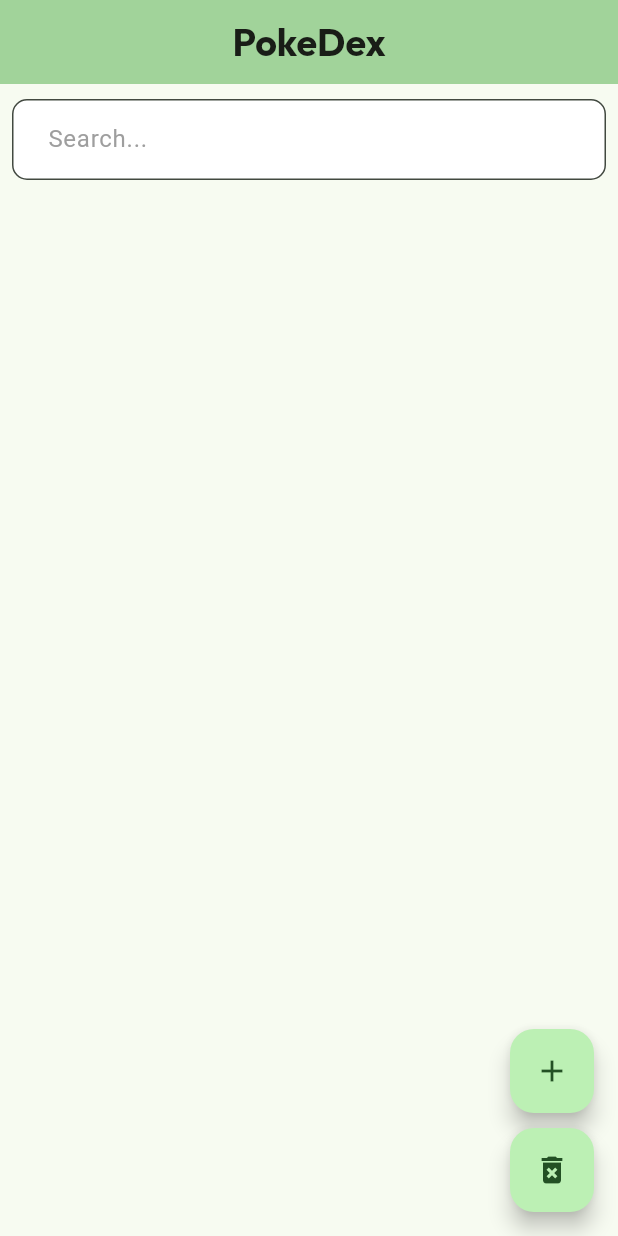
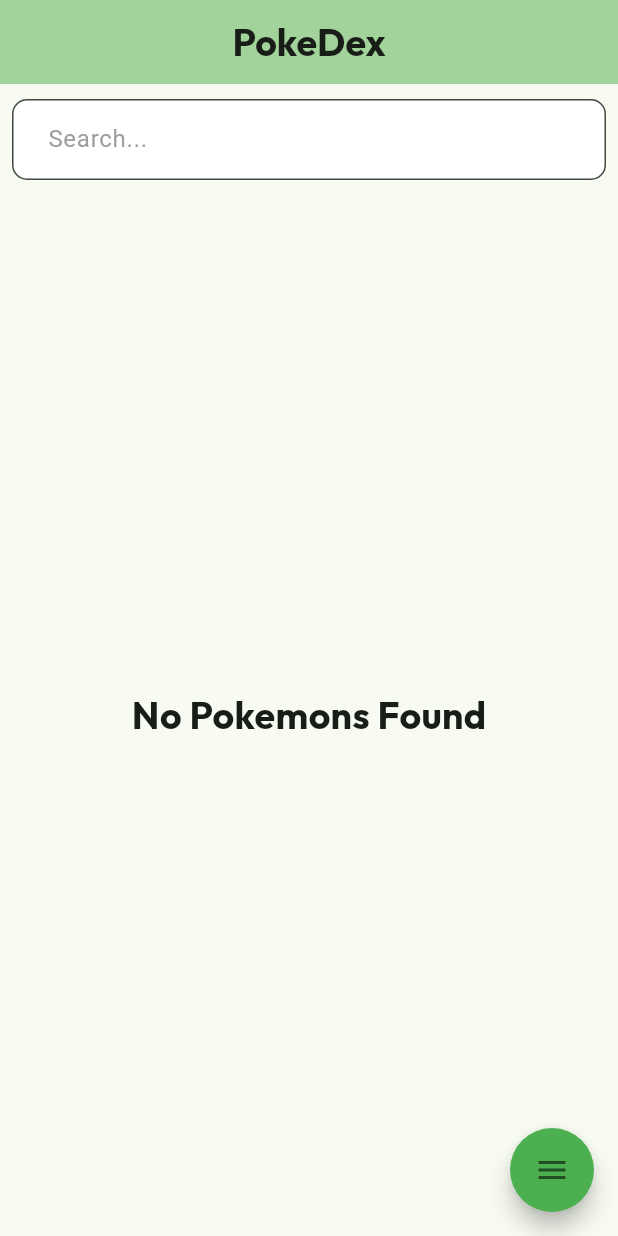
Before and after one commit to sssi-GerardLigot/PokeDex, a Flutter app: the screen it shows after launch, on a phone screen of 412 x 824 dp. Run offline on Flutter 3.47's test engine with Material 3 defaults, Android fonts, the phone set to English and light mode, and no system bars; drawn by our look-alikes of flutter_speed_dial; our stand-ins replace bloc, equatable, flutter_bloc, sqflite; accounts and stored records are empty; project files that could hold a hidden picture were left out.

Commit message:
updated to textformfields

```diff
--- a/lib/components/my_textfield.dart
+++ b/lib/components/my_textfield.dart
@@ -21,7 +21,7 @@ class MyTextField extends StatelessWidget {
 
   @override
   Widget build(BuildContext context) {
-    return TextField(
+    return TextFormField(
       controller: controller,
       onChanged: onChanged,
       decoration: InputDecoration(
@@ -35,7 +35,6 @@ class MyTextField extends StatelessWidget {
         ),
         focusedBorder: OutlineInputBorder(
           borderRadius: BorderRadius.circular(10),
-
         ),
         fillColor: Colors.white,
         filled: true,
--- a/lib/main.dart
+++ b/lib/main.dart
@@ -17,7 +17,7 @@ class MyApp extends StatelessWidget {
   Widget build(BuildContext context) {
     return MultiBlocProvider(
       providers: [
-        BlocProvider<HomeBloc>(create: (context) => HomeBloc(SQLHelper())..add(FetchPokemonData(context))), // Initialize HomeBloc
+        BlocProvider<HomeBloc>(create: (context) => HomeBloc(SQLHelper())..add(FetchPokemonEvent())), // Initialize HomeBloc
         BlocProvider<PokemonFormBloc>(create: (context) => PokemonFormBloc(SQLHelper())),
       ],
       child: MaterialApp(
--- a/lib/pages/homepage/home_page.dart
+++ b/lib/pages/homepage/home_page.dart
@@ -10,12 +10,12 @@ import 'package:pokedex/pages/homepage/homepage_state.dart';
 import 'package:pokedex/pages/pokemonForm/pokemonForm.dart';
 import 'package:pokedex/pages/pokemonForm/pokemonform_bloc.dart';
 import 'package:pokedex/services/database_helper.dart';
+import 'package:flutter_speed_dial/flutter_speed_dial.dart';
 
 class HomePage extends StatefulWidget {
   const HomePage({super.key});
   @override
   State<HomePage> createState() => _HomePageState();
-
 }
 
 class _HomePageState extends State<HomePage> {
@@ -24,15 +24,13 @@ class _HomePageState extends State<HomePage> {
   void initState() {
     super.initState();
     _homeBloc = HomeBloc(SQLHelper());
-    _homeBloc.add(FetchPokemonData(context));
+    _homeBloc.add(FetchPokemonEvent());
   }
-
   @override
   void dispose() {
     _homeBloc.close();
     super.dispose();
   }
-
   TextEditingController searchController = TextEditingController();
 
   @override
@@ -52,33 +50,40 @@ class _HomePageState extends State<HomePage> {
         mainAxisAlignment: MainAxisAlignment.center,
         crossAxisAlignment: CrossAxisAlignment.start,
         children: [
-              SizedBox(height: 10,),
+          const SizedBox(
+            height: 10,
+          ),
           Padding(
             padding: const EdgeInsets.symmetric(horizontal: 8),
             child: MyTextField(
               controller: searchController,
-                    height: 15, hintText: "Search...",
+              height: 15,
+              hintText: "Search...",
               onChanged: (value) {
-                    _homeBloc.add(PokemonSearch(value, context));
+                _homeBloc.add(FetchPokemonEvent(searchTerm: value));
               },
             ),
           ),
-              SizedBox(height: 10,),
+          const SizedBox(
+            height: 10,
+          ),
           Expanded(
             child: BlocListener<HomeBloc, HomeState>(
               listener: (context, state) {
                 if (state is PokemonDeleted || state is PokemonDataLoaded) {
-                  _homeBloc.add(FetchPokemonData(context));
+                  _homeBloc.add(FetchPokemonEvent());
                 }
               },
-                        child: BlocBuilder<HomeBloc, HomeState>(
+              child:
+              BlocBuilder<HomeBloc, HomeState>(
                   bloc: _homeBloc,
                   builder: (context, state) {
                     if (state is PokemonDataLoading) {
                       return const CircularProgressIndicator();
                     } else if (state is PokemonDataLoaded) {
                       print("BlocBuilder in HomePage is rebuilding");
-                      return ListView.builder(
+                      return state.pokemonData.isNotEmpty
+                          ? ListView.builder(
                               itemCount: state.pokemonData.length,
                               itemBuilder: (_, index) => Padding(
                                     padding: const EdgeInsets.all(5.0),
@@ -89,13 +94,27 @@ class _HomePageState extends State<HomePage> {
                                       description: state.pokemonData[index]
                                           ['description'],
                                       edit: () {
-                                    context.read<HomeBloc>().add(EditPokemon(state.pokemonData[index], context));
+                                        context.read<HomeBloc>().add(
+                                            EditPokemon(
+                                                state.pokemonData[index],
+                                                context));
                                       },
                                       delete: () {
-                                    context.read<HomeBloc>().add(DeletePokemon(
-                                        state.pokemonData[index]['name'], context));
+                                        context.read<HomeBloc>().add(
+                                            DeletePokemon(
+                                                state.pokemonData[index]
+                                                    ['name'],
+                                                context));
                                       },
                                     ),
+                                  ))
+                          : const Center(
+                              child: Text(
+                              'No Pokemons Found',
+                              style: TextStyle(
+                                  fontSize: 25,
+                                  fontFamily: "Outfit",
+                                  fontWeight: FontWeight.bold),
                             ));
                     } else if (state is PokemonSearchLoaded) {
                       return ListView.builder(
@@ -109,16 +128,17 @@ class _HomePageState extends State<HomePage> {
                                   description: state.filteredPokemons[index]
                                       ['description'],
                                   edit: () {
-                                context.read<HomeBloc>().add(EditPokemon(state.filteredPokemons[index], context));
+                                    _homeBloc.add(EditPokemon(
+                                        state.filteredPokemons[index],
+                                        context));
                                   },
                                   delete: () {
                                     context.read<HomeBloc>().add(DeletePokemon(
-                                    state.filteredPokemons[index]['name'], context));
+                                        state.filteredPokemons[index]['name'],
+                                        context));
                                   },
                                 ),
-                          )
-                      );
-
+                              ));
                     } else if (state is PokemonDataError) {
                       return Center(child: Text(state.message));
                     } else {
@@ -129,27 +149,31 @@ class _HomePageState extends State<HomePage> {
           ),
         ],
       )),
-      floatingActionButton: Column(
-        mainAxisAlignment: MainAxisAlignment.end,
+      floatingActionButton: SpeedDial(
+        animatedIcon: AnimatedIcons.menu_close, // Choose an animated icon
+        backgroundColor: Colors.green,
+        overlayColor: Colors.black,
+        overlayOpacity: 0.5,
         children: [
-          FloatingActionButton(
-            onPressed: () {
+          SpeedDialChild(
+            backgroundColor: Colors.lightGreen,
+            onTap: () {
               print("add button has been pressed");
               Navigator.push(
                 context,
                 MaterialPageRoute(
                   builder: (newContext) => BlocProvider.value(
                     value: _homeBloc,
-                    child: PokemonForm(addPokemon: true,),
+                    child: PokemonForm(addPokemon: true),
                   ),
                 ),
               );
             },
             child: const Icon(Icons.add),
           ),
-          const SizedBox(height: 10),
-          FloatingActionButton(
-            onPressed: () => _homeBloc.add(ClearDatabaseTable(context)),
+          SpeedDialChild(
+            backgroundColor: Colors.lightGreen,
+            onTap: () => _homeBloc.add(ClearDatabaseTable(context)),
             child: const Icon(Icons.delete_forever),
           ),
         ],
--- a/lib/pages/homepage/homepage_bloc.dart
+++ b/lib/pages/homepage/homepage_bloc.dart
@@ -12,29 +12,52 @@ import 'package:pokedex/services/database_helper.dart';
 class HomeBloc extends Bloc<HomeEvent, HomeState> {
   final SQLHelper _databaseHelper;
 
+
   HomeBloc(this._databaseHelper) : super(HomeInitial()) {
 
-    on<FetchPokemonData>((event, emit) async {
+    // on<FetchPokemonEvent>((event, emit) async {
+    //   emit(PokemonDataLoading());
+    //   try {
+    //
+    //     final pokemonData = await _databaseHelper.getPokemons();
+    //     emit(PokemonDataLoaded(pokemonData));
+    //     print("Pokemon Data fetched");
+    //   } catch (error) {
+    //     emit(PokemonDataError(error.toString()));
+    //   }
+    // });
+    //
+    // on<PokemonSearch>((event, emit) async {
+    //   emit(PokemonDataLoading());  // Indicate that a search is in progress
+    //   try {
+    //     final pokemonData = event.searchTerm.isEmpty
+    //         ? await _databaseHelper.getPokemons()
+    //         : await _databaseHelper.getPokemon(event.searchTerm);
+    //     emit(PokemonSearchLoaded(pokemonData));
+    //   } catch (error) {
+    //     emit(PokemonDataError(error.toString()));
+    //   }
+    // });
+
+    on<FetchPokemonEvent>((event, emit) async {
       emit(PokemonDataLoading());
       try {
-        final pokemonData = await _databaseHelper.getPokemons(event.context);
-        emit(PokemonDataLoaded(pokemonData));
+        final pokemonData = event.searchTerm.isEmpty
+            ? await _databaseHelper.getPokemons()
+            : await _databaseHelper.getPokemon(event.searchTerm);
+
+        // Emit appropriate state based on searchTerm
+        if (event.searchTerm.isEmpty) {
+          emit(PokemonDataLoaded(pokemonData));
+        } else {
+          emit(PokemonSearchLoaded(pokemonData));
+        }
+
       } catch (error) {
         emit(PokemonDataError(error.toString()));
       }
     });
 
-    on<PokemonSearch>((event, emit) async {
-      emit(PokemonDataLoading());
-      try {
-        final pokemonData = event.searchTerm.isEmpty
-            ? await _databaseHelper.getPokemons(event.context)
-            : await _databaseHelper.getPokemon(event.context, event.searchTerm);
-        emit(PokemonSearchLoaded(pokemonData));
-      } catch (error) {
-        emit(PokemonDataError(error.toString()));
-      }
-    });
     on<DeletePokemon> ( (event, emit) async {
       emit(PokemonDeleting());
       try {
@@ -62,9 +85,9 @@ class HomeBloc extends Bloc<HomeEvent, HomeState> {
           emit(PokemonDeletedCancelled());
           return;
         }
-        await _databaseHelper.deletePokemon(event.context, event.selectedMon);
+        await _databaseHelper.deletePokemon(event.selectedMon);
         emit(PokemonDeleted());
-        emit(PokemonDataLoaded(await _databaseHelper.getPokemons(event.context)));
+        emit(PokemonDataLoaded(await _databaseHelper.getPokemons()));
       } catch (error) {
         emit(PokemonDeleteError(error.toString()));
       }
@@ -80,7 +103,7 @@ class HomeBloc extends Bloc<HomeEvent, HomeState> {
             builder: (context) => PokemonForm(addPokemon: false,pokemonToEdit: event.pokemonToEdit),
           ),
         );
-        homeBloc.add(FetchPokemonData(event.context));
+        homeBloc.add(FetchPokemonEvent());
 
 
       } catch (error) {
@@ -91,9 +114,9 @@ class HomeBloc extends Bloc<HomeEvent, HomeState> {
     on<ClearDatabaseTable>((event, emit) async {
       emit(DatabaseTableClearing());
       try {
-        await _databaseHelper.clearTable(event.context);
+        await _databaseHelper.clearTable();
         emit(DatabaseTableCleared());
-        BlocProvider.of<HomeBloc>(event.context).add(FetchPokemonData(event.context));
+        BlocProvider.of<HomeBloc>(event.context).add(FetchPokemonEvent());
       } catch (error) {
         emit(DatabaseTableClearError(error.toString()));
       }
--- a/lib/pages/homepage/homepage_event.dart
+++ b/lib/pages/homepage/homepage_event.dart
@@ -8,17 +8,18 @@ abstract class HomeEvent extends Equatable {
   List<Object> get props => [];
 }
 
-class FetchPokemonData extends HomeEvent {
-  final BuildContext context;
-  const FetchPokemonData(this.context);
-  @override
-  List<Object> get props => [context];
-
-}
+// class FetchPokemonData extends HomeEvent {
+//   const FetchPokemonData();
+//   @override
+//   List<Object> get props => [];
+//
+// }
 
 class ClearDatabaseTable extends HomeEvent {
   final BuildContext context;
+
   const ClearDatabaseTable(this.context);
+
   @override
   List<Object> get props => [context];
 }
@@ -40,6 +41,14 @@ class EditPokemon extends HomeEvent {
 class PokemonSearch extends HomeEvent {
   final String searchTerm;
   final BuildContext context;
-
   PokemonSearch(this.searchTerm, this.context);
 }
+
+class FetchPokemonEvent extends HomeEvent {
+  final String searchTerm;
+
+  const FetchPokemonEvent({this.searchTerm = ''});
+
+  @override
+  List<Object> get props => [searchTerm];
+}
--- a/lib/pages/pokemonForm/pokemonform_event.dart
+++ b/lib/pages/pokemonForm/pokemonform_event.dart
@@ -9,19 +9,19 @@ abstract class PokemonFormEvent extends Equatable {
 class PokemonFormSubmitted extends PokemonFormEvent {
   final BuildContext context;
   final bool addPokemon;
-  final TextEditingController nameController;
-  final TextEditingController typeController;
-  final TextEditingController descriptionController;
+  final String name;
+  final String type;
+  final String description;
   final String? selectedMon;
 
   PokemonFormSubmitted(
       {required this.context,
       required this.addPokemon,
-      required this.nameController,
-      required this.typeController,
-      required this.descriptionController,
+      required this.name,
+      required this.type,
+      required this.description,
       this.selectedMon});
 
   @override
-  List<Object?> get props => [context, nameController, typeController, descriptionController, selectedMon, addPokemon];
+  List<Object?> get props => [context, name, type, description, selectedMon, addPokemon];
 }
--- a/pubspec.yaml
+++ b/pubspec.yaml
@@ -40,6 +40,7 @@ dependencies:
   # The following adds the Cupertino Icons font to your application.
   # Use with the CupertinoIcons class for iOS style icons.
   cupertino_icons: ^1.0.2
+  flutter_speed_dial: ^7.0.0
 
 dev_dependencies:
   flutter_test:
```
Also changed, not shown: lib/components/pokemonCard.dart (+26 -28 lines), lib/components/pokemonDialog.dart (+85 -84 lines), lib/pages/homepage/home_backup.dart (added, +159 -0 lines), lib/pages/pokemonForm/pokemonForm.dart (+24 -9 lines), lib/pages/pokemonForm/pokemonform_bloc.dart (+8 -19 lines), lib/services/database_helper.dart (+16 -30 lines), pubspec.lock, 2 other files. Lines whose indentation alone changed are shown as unchanged.
